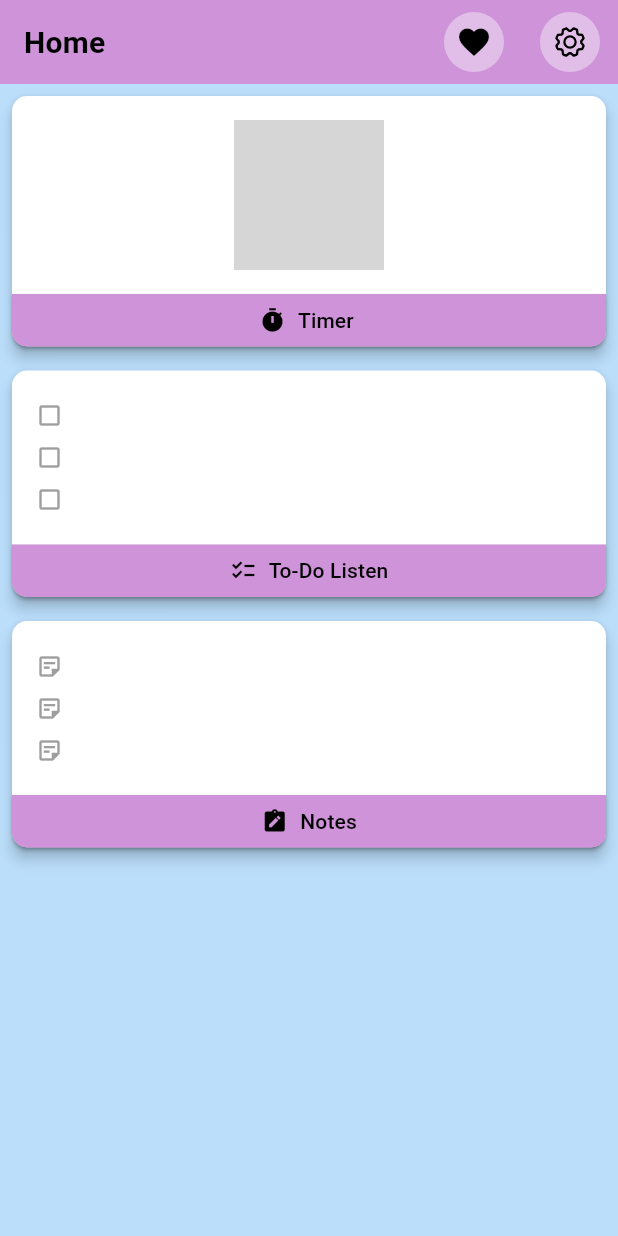
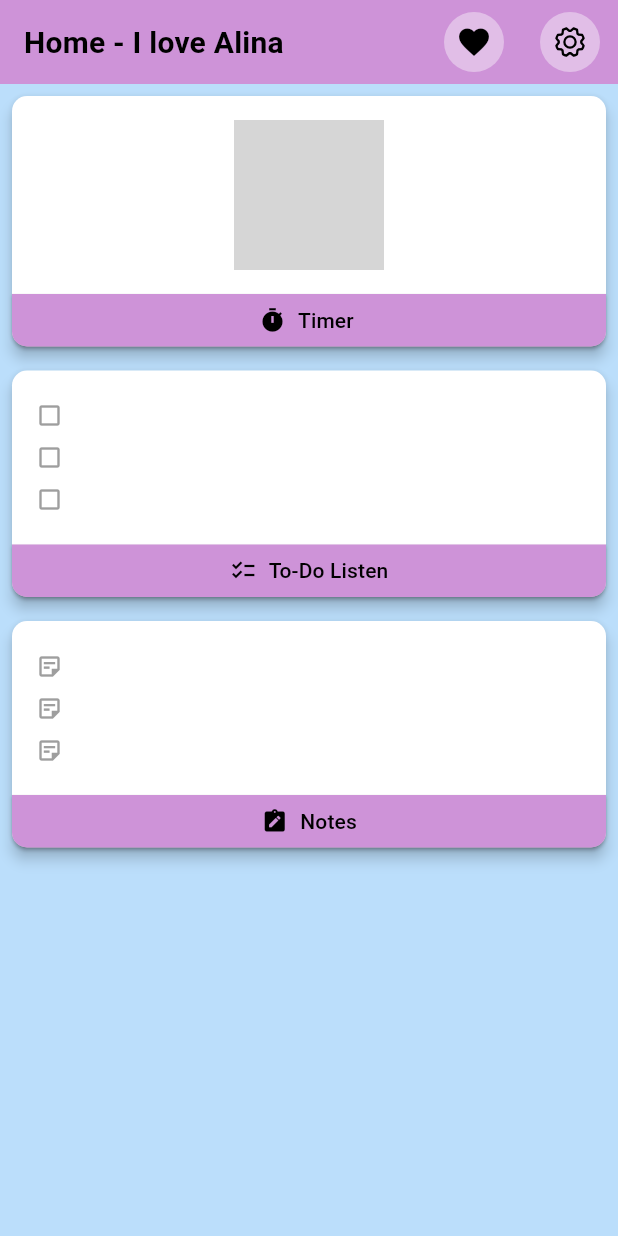
Before and after one commit to sanriodev/aandm, a Flutter app: the HomeScreen screen opened directly, on a phone screen of 412 x 824 dp. Run offline on Flutter 3.47's test engine with Material 3 defaults, Android fonts, the phone set to English and light mode, and no system bars; our stand-ins replace accordion, fluttertoast, getwidget, hive, package_info_plus, phosphor_flutter and 2 more; missing offline and left inert: http_interceptor, one_clock; accounts and stored records are empty; network calls fail; statements that could not run were skipped; grey boxes are pictures that could not be loaded.

Commit message:
fix: styling

```diff
--- a/lib/screens/home/home_screen.dart
+++ b/lib/screens/home/home_screen.dart
@@ -60,7 +60,7 @@ class _HomeScreenState extends State<HomeScreen> {
     return Scaffold(
         key: _scaffoldKey,
         appBar: AppBar(
-          title: Text("Home",
+          title: Text("Home - I love Alina",
               style: Theme.of(context).primaryTextTheme.titleMedium),
           actions: [
             Padding(
```
